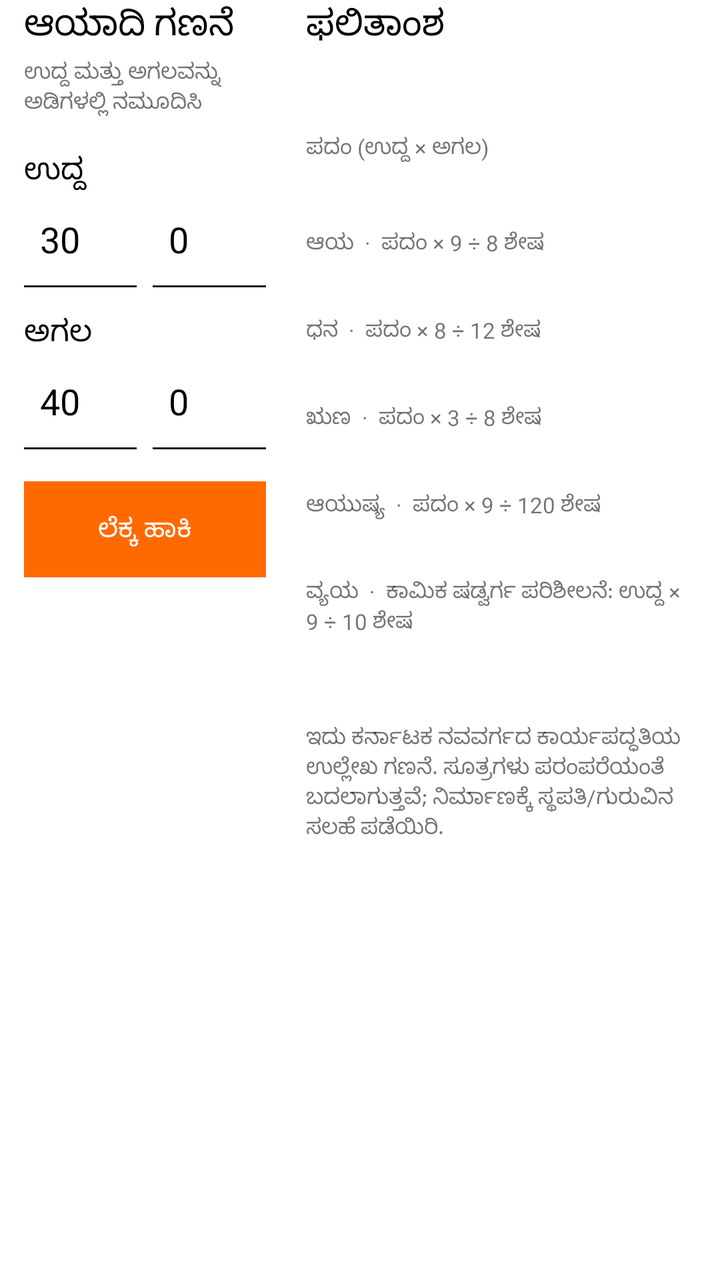
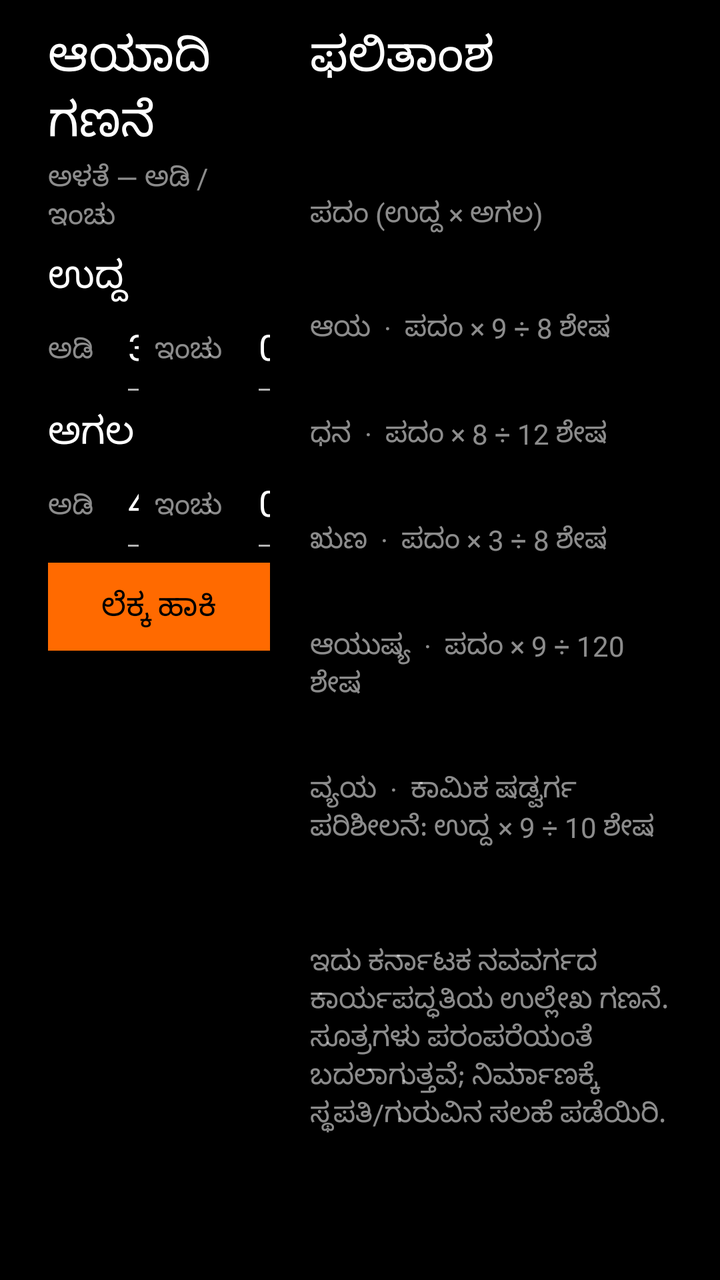

An Android layout rendered at two revisions. The XML below is the earlier revision; the diff shows what the commit changed to produce the second picture.
<!-- AndroidManifest.xml: application theme Theme.PaperDesk -->
<!-- res/layout/page_aayadi.xml -->
<?xml version="1.0" encoding="utf-8"?>
<LinearLayout xmlns:android="http://schemas.android.com/apk/res/android"
    android:layout_width="match_parent" android:layout_height="match_parent"
    android:background="@color/black" android:orientation="horizontal"
    android:paddingLeft="@dimen/page_pad_h" android:paddingRight="@dimen/page_pad_h"
    android:paddingBottom="@dimen/footer_bar">
    <LinearLayout android:layout_width="0dp" android:layout_height="match_parent" android:layout_weight="0.42" android:orientation="vertical" android:paddingRight="20dp">
        <TextView android:id="@+id/aayadiTitle" style="@style/Desk.Title" android:layout_width="match_parent" android:layout_height="wrap_content" android:text="ಆಯಾದಿ ಗಣನೆ" />
        <TextView style="@style/Desk.Meta" android:layout_width="match_parent" android:layout_height="wrap_content" android:layout_marginTop="4dp" android:text="ಉದ್ದ ಮತ್ತು ಅಗಲವನ್ನು ಅಡಿಗಳಲ್ಲಿ ನಮೂದಿಸಿ" />
        <TextView style="@style/Desk.Section" android:layout_width="match_parent" android:layout_height="wrap_content" android:layout_marginTop="16dp" android:text="ಉದ್ದ" />
        <LinearLayout android:layout_width="match_parent" android:layout_height="wrap_content" android:orientation="horizontal">
            <EditText android:id="@+id/aayadiLengthFt" android:layout_width="0dp" android:layout_height="48dp" android:layout_weight="1" android:background="@drawable/bg_input" android:hint="ಅಡಿ" android:inputType="numberDecimal" android:padding="8dp" android:text="30" android:textColor="@color/white" android:textColorHint="@color/white_55" />
            <EditText android:id="@+id/aayadiLengthIn" android:layout_width="0dp" android:layout_height="48dp" android:layout_weight="1" android:layout_marginLeft="8dp" android:background="@drawable/bg_input" android:hint="ಇಂಚು" android:inputType="numberDecimal" android:padding="8dp" android:text="0" android:textColor="@color/white" android:textColorHint="@color/white_55" />
        </LinearLayout>
        <TextView style="@style/Desk.Section" android:layout_width="match_parent" android:layout_height="wrap_content" android:layout_marginTop="12dp" android:text="ಅಗಲ" />
        <LinearLayout android:layout_width="match_parent" android:layout_height="wrap_content" android:orientation="horizontal">
            <EditText android:id="@+id/aayadiBreadthFt" android:layout_width="0dp" android:layout_height="48dp" android:layout_weight="1" android:background="@drawable/bg_input" android:hint="ಅಡಿ" android:inputType="numberDecimal" android:padding="8dp" android:text="40" android:textColor="@color/white" android:textColorHint="@color/white_55" />
            <EditText android:id="@+id/aayadiBreadthIn" android:layout_width="0dp" android:layout_height="48dp" android:layout_weight="1" android:layout_marginLeft="8dp" android:background="@drawable/bg_input" android:hint="ಇಂಚು" android:inputType="numberDecimal" android:padding="8dp" android:text="0" android:textColor="@color/white" android:textColorHint="@color/white_55" />
        </LinearLayout>
        <TextView android:id="@+id/aayadiCalculate" style="@style/Desk.Button.Accent" android:layout_width="match_parent" android:layout_height="48dp" android:layout_marginTop="16dp" android:gravity="center" android:text="ಲೆಕ್ಕ ಹಾಕಿ" />
        <TextView android:id="@+id/aayadiError" style="@style/Desk.Meta" android:layout_width="match_parent" android:layout_height="wrap_content" android:layout_marginTop="8dp" android:text="ಸರಿಯಾದ ಉದ್ದ ಮತ್ತು ಅಗಲ ನಮೂದಿಸಿ" android:textColor="@color/accent" android:visibility="gone" />
    </LinearLayout>
    <ScrollView android:layout_width="0dp" android:layout_height="match_parent" android:layout_weight="0.58" android:fillViewport="true" android:scrollbars="none">
        <LinearLayout android:layout_width="match_parent" android:layout_height="wrap_content" android:orientation="vertical">
            <TextView android:id="@+id/aayadiResultTitle" style="@style/Desk.Title" android:layout_width="match_parent" android:layout_height="wrap_content" android:text="ಫಲಿತಾಂಶ" />
            <LinearLayout android:id="@+id/aayadiResults" android:layout_width="match_parent" android:layout_height="wrap_content" android:orientation="vertical">
                <TextView android:id="@+id/aayadiPadam" style="@style/Desk.Title.Large" android:layout_width="match_parent" android:layout_height="wrap_content" android:layout_marginTop="12dp" />
                <TextView style="@style/Desk.Meta" android:layout_width="match_parent" android:layout_height="wrap_content" android:text="ಪದಂ (ಉದ್ದ × ಅಗಲ)" />
                <TextView android:id="@+id/aayadiAaya" style="@style/Desk.Section" android:layout_width="match_parent" android:layout_height="wrap_content" android:layout_marginTop="12dp" />
                <TextView style="@style/Desk.Meta" android:layout_width="match_parent" android:layout_height="wrap_content" android:text="ಆಯ  ·  ಪದಂ × 9 ÷ 8 ಶೇಷ" />
                <TextView android:id="@+id/aayadiDhana" style="@style/Desk.Section" android:layout_width="match_parent" android:layout_height="wrap_content" android:layout_marginTop="8dp" />
                <TextView style="@style/Desk.Meta" android:layout_width="match_parent" android:layout_height="wrap_content" android:text="ಧನ  ·  ಪದಂ × 8 ÷ 12 ಶೇಷ" />
                <TextView android:id="@+id/aayadiRuna" style="@style/Desk.Section" android:layout_width="match_parent" android:layout_height="wrap_content" android:layout_marginTop="8dp" />
                <TextView style="@style/Desk.Meta" android:layout_width="match_parent" android:layout_height="wrap_content" android:text="ಋಣ  ·  ಪದಂ × 3 ÷ 8 ಶೇಷ" />
                <TextView android:id="@+id/aayadiAyush" style="@style/Desk.Section" android:layout_width="match_parent" android:layout_height="wrap_content" android:layout_marginTop="8dp" />
                <TextView style="@style/Desk.Meta" android:layout_width="match_parent" android:layout_height="wrap_content" android:text="ಆಯುಷ್ಯ  ·  ಪದಂ × 9 ÷ 120 ಶೇಷ" />
                <TextView android:id="@+id/aayadiVyaya" style="@style/Desk.Section" android:layout_width="match_parent" android:layout_height="wrap_content" android:layout_marginTop="8dp" />
                <TextView style="@style/Desk.Meta" android:layout_width="match_parent" android:layout_height="wrap_content" android:text="ವ್ಯಯ  ·  ಕಾಮಿಕ ಷಡ್ವರ್ಗ ಪರಿಶೀಲನೆ: ಉದ್ದ × 9 ÷ 10 ಶೇಷ" />
                <TextView android:id="@+id/aayadiSummary" style="@style/Desk.Body" android:layout_width="match_parent" android:layout_height="wrap_content" android:layout_marginTop="14dp" android:textColor="@color/accent" />
                <TextView style="@style/Desk.Meta" android:layout_width="match_parent" android:layout_height="wrap_content" android:layout_marginTop="10dp" android:text="ಇದು ಕರ್ನಾಟಕ ನವವರ್ಗದ ಕಾರ್ಯಪದ್ಧತಿಯ ಉಲ್ಲೇಖ ಗಣನೆ. ಸೂತ್ರಗಳು ಪರಂಪರೆಯಂತೆ ಬದಲಾಗುತ್ತವೆ; ನಿರ್ಮಾಣಕ್ಕೆ ಸ್ಥಪತಿ/ಗುರುವಿನ ಸಲಹೆ ಪಡೆಯಿರಿ." />
            </LinearLayout>
        </LinearLayout>
    </ScrollView>
</LinearLayout>
<!-- resources referenced by this layout -->
<resources>
  <color name="accent">#FF6A00</color>
  <color name="black">#FFFFFF</color>
  <color name="white">#000000</color>
  <color name="white_55">#8C000000</color>
  <dimen name="footer_bar">54dp</dimen>
  <dimen name="page_pad_h">12dp</dimen>
  <!-- drawable bg_input (drawable) -->
  <?xml version="1.0" encoding="utf-8"?>
  <layer-list xmlns:android="http://schemas.android.com/apk/res/android">
      <item android:gravity="bottom">
          <shape android:shape="rectangle">
              <size android:height="@dimen/stroke_standard" />
              <solid android:color="@color/white_90" />
          </shape>
      </item>
  </layer-list>
  <style name="Desk.Body" parent="Desk">
          <item name="android:textSize">@dimen/type_body</item>
          <item name="android:fontWeight">400</item>
          <item name="android:textStyle">normal</item>
          <item name="android:textColor">@color/white_90</item>
      </style>
  <style name="Desk.Button.Accent" parent="Desk.Button">
          <item name="android:textColor">@color/black</item>
          <item name="android:background">@drawable/bg_btn_primary</item>
          <item name="android:fontWeight">600</item>
          <item name="android:textStyle">normal</item>
      </style>
  <style name="Desk.Meta" parent="Desk">
          <item name="android:textSize">@dimen/type_meta</item>
          <item name="android:fontWeight">400</item>
          <item name="android:textStyle">normal</item>
          <item name="android:textColor">@color/white_55</item>
      </style>
  <style name="Desk.Section" parent="Desk">
          <item name="android:textSize">@dimen/type_section</item>
          <item name="android:fontWeight">500</item>
          <item name="android:textStyle">normal</item>
          <item name="android:textColor">@color/white</item>
      </style>
  <style name="Desk.Title" parent="Desk">
          <item name="android:textSize">@dimen/type_title</item>
          <item name="android:fontWeight">600</item>
          <item name="android:textStyle">normal</item>
          <item name="android:textColor">@color/white</item>
      </style>
  <style name="Desk.Title.Large" parent="Desk.Title">
          <item name="android:textSize">@dimen/type_title_lg</item>
          <item name="android:textColor">@color/white</item>
      </style>
  <dimen name="stroke_standard">1dp</dimen>
  <color name="white_90">#E6000000</color>
  <style name="Desk">
          <item name="android:fontFamily">sans-serif</item>
          <item name="android:textColor">@color/white</item>
      </style>
  <dimen name="type_body">14sp</dimen>
  <dimen name="type_meta">11sp</dimen>
  <dimen name="type_section">15sp</dimen>
  <dimen name="type_title">18sp</dimen>
  <dimen name="type_title_lg">22sp</dimen>
  <style name="ShapeAppearance.PaperDesk" parent="ShapeAppearance.MaterialComponents">
          <item name="cornerFamily">rounded</item>
          <item name="cornerSize">0dp</item>
      </style>
  <style name="Desk.Check" parent="Widget.AppCompat.CompoundButton.CheckBox">
          <item name="android:button">@drawable/bg_checkbox</item>
      </style>
  <!-- drawable bg_btn_secondary (drawable) -->
  <?xml version="1.0" encoding="utf-8"?>
  <ripple xmlns:android="http://schemas.android.com/apk/res/android"
      android:color="@color/accent">
      <item>
          <shape android:shape="rectangle">
              <solid android:color="@color/white_45" />
          </shape>
      </item>
  </ripple>
  <dimen name="btn_h">38dp</dimen>
  <dimen name="type_btn">13sp</dimen>
  <dimen name="space_16">10dp</dimen>
  <dimen name="space_8">4dp</dimen>
  <dimen name="touch">38dp</dimen>
  <dimen name="stroke_hairline">0.5dp</dimen>
  <color name="white_45">#73000000</color>
  <dimen name="check">20dp</dimen>
  <dimen name="stroke">0.5dp</dimen>
  <!-- unchanged entries left out for length: 8 -->
</resources>

<!-- the commit's change to res/layout/page_aayadi.xml (unified diff, before → after) -->
@@ -2,22 +2,26 @@
 <LinearLayout xmlns:android="http://schemas.android.com/apk/res/android"
     android:layout_width="match_parent" android:layout_height="match_parent"
     android:background="@color/black" android:orientation="horizontal"
-    android:paddingLeft="@dimen/page_pad_h" android:paddingRight="@dimen/page_pad_h"
+    android:paddingLeft="@dimen/page_pad_h" android:paddingTop="@dimen/page_pad_top" android:paddingRight="@dimen/page_pad_h"
     android:paddingBottom="@dimen/footer_bar">
     <LinearLayout android:layout_width="0dp" android:layout_height="match_parent" android:layout_weight="0.42" android:orientation="vertical" android:paddingRight="20dp">
         <TextView android:id="@+id/aayadiTitle" style="@style/Desk.Title" android:layout_width="match_parent" android:layout_height="wrap_content" android:text="ಆಯಾದಿ ಗಣನೆ" />
-        <TextView style="@style/Desk.Meta" android:layout_width="match_parent" android:layout_height="wrap_content" android:layout_marginTop="4dp" android:text="ಉದ್ದ ಮತ್ತು ಅಗಲವನ್ನು ಅಡಿಗಳಲ್ಲಿ ನಮೂದಿಸಿ" />
-        <TextView style="@style/Desk.Section" android:layout_width="match_parent" android:layout_height="wrap_content" android:layout_marginTop="16dp" android:text="ಉದ್ದ" />
+        <TextView style="@style/Desk.Meta" android:layout_width="match_parent" android:layout_height="wrap_content" android:layout_marginTop="2dp" android:text="ಅಳತೆ — ಅಡಿ / ಇಂಚು" />
+        <TextView style="@style/Desk.Section" android:layout_width="match_parent" android:layout_height="wrap_content" android:layout_marginTop="8dp" android:text="ಉದ್ದ" />
         <LinearLayout android:layout_width="match_parent" android:layout_height="wrap_content" android:orientation="horizontal">
-            <EditText android:id="@+id/aayadiLengthFt" android:layout_width="0dp" android:layout_height="48dp" android:layout_weight="1" android:background="@drawable/bg_input" android:hint="ಅಡಿ" android:inputType="numberDecimal" android:padding="8dp" android:text="30" android:textColor="@color/white" android:textColorHint="@color/white_55" />
-            <EditText android:id="@+id/aayadiLengthIn" android:layout_width="0dp" android:layout_height="48dp" android:layout_weight="1" android:layout_marginLeft="8dp" android:background="@drawable/bg_input" android:hint="ಇಂಚು" android:inputType="numberDecimal" android:padding="8dp" android:text="0" android:textColor="@color/white" android:textColorHint="@color/white_55" />
+            <TextView style="@style/Desk.Meta" android:layout_width="40dp" android:layout_height="44dp" android:gravity="center_vertical" android:text="ಅಡಿ" />
+            <EditText android:id="@+id/aayadiLengthFt" android:layout_width="0dp" android:layout_height="44dp" android:layout_weight="1" android:background="@drawable/bg_input" android:contentDescription="ಉದ್ದ ಅಡಿ" android:inputType="numberDecimal" android:padding="8dp" android:text="30" android:textColor="@color/white" />
+            <TextView style="@style/Desk.Meta" android:layout_width="52dp" android:layout_height="44dp" android:layout_marginLeft="8dp" android:gravity="center_vertical" android:text="ಇಂಚು" />
+            <EditText android:id="@+id/aayadiLengthIn" android:layout_width="0dp" android:layout_height="44dp" android:layout_weight="1" android:background="@drawable/bg_input" android:contentDescription="ಉದ್ದ ಇಂಚು" android:inputType="numberDecimal" android:padding="8dp" android:text="0" android:textColor="@color/white" />
         </LinearLayout>
-        <TextView style="@style/Desk.Section" android:layout_width="match_parent" android:layout_height="wrap_content" android:layout_marginTop="12dp" android:text="ಅಗಲ" />
+        <TextView style="@style/Desk.Section" android:layout_width="match_parent" android:layout_height="wrap_content" android:layout_marginTop="8dp" android:text="ಅಗಲ" />
         <LinearLayout android:layout_width="match_parent" android:layout_height="wrap_content" android:orientation="horizontal">
-            <EditText android:id="@+id/aayadiBreadthFt" android:layout_width="0dp" android:layout_height="48dp" android:layout_weight="1" android:background="@drawable/bg_input" android:hint="ಅಡಿ" android:inputType="numberDecimal" android:padding="8dp" android:text="40" android:textColor="@color/white" android:textColorHint="@color/white_55" />
-            <EditText android:id="@+id/aayadiBreadthIn" android:layout_width="0dp" android:layout_height="48dp" android:layout_weight="1" android:layout_marginLeft="8dp" android:background="@drawable/bg_input" android:hint="ಇಂಚು" android:inputType="numberDecimal" android:padding="8dp" android:text="0" android:textColor="@color/white" android:textColorHint="@color/white_55" />
+            <TextView style="@style/Desk.Meta" android:layout_width="40dp" android:layout_height="44dp" android:gravity="center_vertical" android:text="ಅಡಿ" />
+            <EditText android:id="@+id/aayadiBreadthFt" android:layout_width="0dp" android:layout_height="44dp" android:layout_weight="1" android:background="@drawable/bg_input" android:contentDescription="ಅಗಲ ಅಡಿ" android:inputType="numberDecimal" android:padding="8dp" android:text="40" android:textColor="@color/white" />
+            <TextView style="@style/Desk.Meta" android:layout_width="52dp" android:layout_height="44dp" android:layout_marginLeft="8dp" android:gravity="center_vertical" android:text="ಇಂಚು" />
+            <EditText android:id="@+id/aayadiBreadthIn" android:layout_width="0dp" android:layout_height="44dp" android:layout_weight="1" android:background="@drawable/bg_input" android:contentDescription="ಅಗಲ ಇಂಚು" android:inputType="numberDecimal" android:padding="8dp" android:text="0" android:textColor="@color/white" />
         </LinearLayout>
-        <TextView android:id="@+id/aayadiCalculate" style="@style/Desk.Button.Accent" android:layout_width="match_parent" android:layout_height="48dp" android:layout_marginTop="16dp" android:gravity="center" android:text="ಲೆಕ್ಕ ಹಾಕಿ" />
+        <TextView android:id="@+id/aayadiCalculate" style="@style/Desk.Button.Accent" android:layout_width="match_parent" android:layout_height="44dp" android:layout_marginTop="8dp" android:gravity="center" android:text="ಲೆಕ್ಕ ಹಾಕಿ" />
         <TextView android:id="@+id/aayadiError" style="@style/Desk.Meta" android:layout_width="match_parent" android:layout_height="wrap_content" android:layout_marginTop="8dp" android:text="ಸರಿಯಾದ ಉದ್ದ ಮತ್ತು ಅಗಲ ನಮೂದಿಸಿ" android:textColor="@color/accent" android:visibility="gone" />
     </LinearLayout>
     <ScrollView android:layout_width="0dp" android:layout_height="match_parent" android:layout_weight="0.58" android:fillViewport="true" android:scrollbars="none">
<!-- resource entries referenced after the edit -->
@@ -1,18 +1,19 @@
 <!-- resources referenced by this layout -->
 <resources>
   <color name="accent">#FF6A00</color>
-  <color name="black">#FFFFFF</color>
-  <color name="white">#000000</color>
-  <color name="white_55">#8C000000</color>
-  <dimen name="footer_bar">54dp</dimen>
-  <dimen name="page_pad_h">12dp</dimen>
+  <color name="black">#000000</color>
+  <color name="white">#FFFFFF</color>
+  <color name="white_55">#8CFFFFFF</color>
+  <dimen name="footer_bar">64dp</dimen>
+  <dimen name="page_pad_h">24dp</dimen>
+  <dimen name="page_pad_top">12dp</dimen>
   <!-- drawable bg_input (drawable) -->
   <?xml version="1.0" encoding="utf-8"?>
   <layer-list xmlns:android="http://schemas.android.com/apk/res/android">
       <item android:gravity="bottom">
           <shape android:shape="rectangle">
               <size android:height="@dimen/stroke_standard" />
-              <solid android:color="@color/white_90" />
+              <solid android:color="@color/white_70" />
           </shape>
       </item>
   </layer-list>
@@ -51,16 +52,17 @@
           <item name="android:textColor">@color/white</item>
       </style>
   <dimen name="stroke_standard">1dp</dimen>
-  <color name="white_90">#E6000000</color>
+  <color name="white_70">#B3FFFFFF</color>
+  <color name="white_90">#E6FFFFFF</color>
   <style name="Desk">
           <item name="android:fontFamily">sans-serif</item>
           <item name="android:textColor">@color/white</item>
       </style>
-  <dimen name="type_body">14sp</dimen>
-  <dimen name="type_meta">11sp</dimen>
-  <dimen name="type_section">15sp</dimen>
-  <dimen name="type_title">18sp</dimen>
-  <dimen name="type_title_lg">22sp</dimen>
+  <dimen name="type_body">18sp</dimen>
+  <dimen name="type_meta">14sp</dimen>
+  <dimen name="type_section">19sp</dimen>
+  <dimen name="type_title">24sp</dimen>
+  <dimen name="type_title_lg">30sp</dimen>
   <style name="ShapeAppearance.PaperDesk" parent="ShapeAppearance.MaterialComponents">
           <item name="cornerFamily">rounded</item>
           <item name="cornerSize">0dp</item>
@@ -74,17 +76,19 @@
       android:color="@color/accent">
       <item>
           <shape android:shape="rectangle">
-              <solid android:color="@color/white_45" />
+              <solid android:color="@color/surface_2" />
+              <stroke android:width="1dp" android:color="@color/divider" />
           </shape>
       </item>
   </ripple>
-  <dimen name="btn_h">38dp</dimen>
-  <dimen name="type_btn">13sp</dimen>
-  <dimen name="space_16">10dp</dimen>
-  <dimen name="space_8">4dp</dimen>
-  <dimen name="touch">38dp</dimen>
+  <dimen name="btn_h">44dp</dimen>
+  <dimen name="type_btn">16sp</dimen>
+  <dimen name="space_16">16dp</dimen>
+  <dimen name="space_8">8dp</dimen>
+  <dimen name="touch">48dp</dimen>
   <dimen name="stroke_hairline">0.5dp</dimen>
-  <color name="white_45">#73000000</color>
+  <color name="surface_2">#181818</color>
+  <color name="divider">#3D3D3D</color>
   <dimen name="check">20dp</dimen>
   <dimen name="stroke">0.5dp</dimen>
   <!-- unchanged entries left out for length: 8 -->
